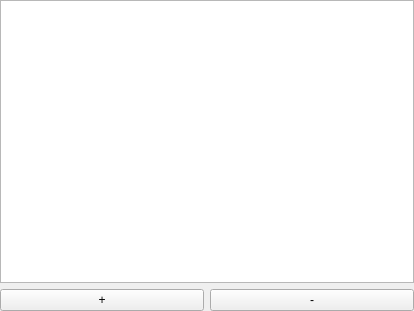
Qt form WidgetAttachments.ui (congchenutd/MedicalClaims) before a commit.
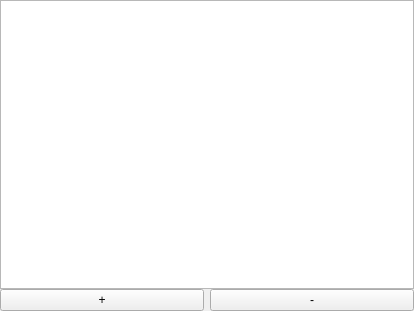
The same form after that commit.

```diff
--- a/WidgetAttachments.ui
+++ b/WidgetAttachments.ui
@@ -26,6 +26,9 @@
    <property name="bottomMargin">
     <number>0</number>
    </property>
+   <property name="verticalSpacing">
+    <number>0</number>
+   </property>
    <item row="0" column="0" colspan="2">
     <widget class="QListView" name="listView"/>
    </item>
```
